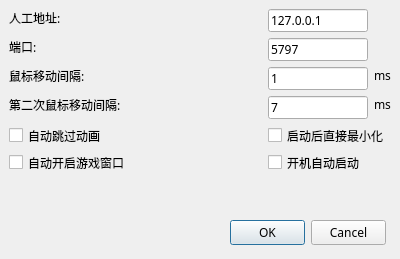
Old version of the form optiondlg.ui in the repository uvbs/mhgamebot.
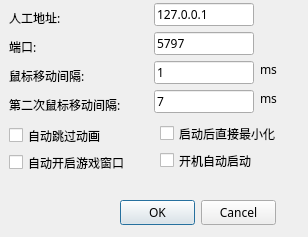
New version of the form.

Commit message: 界面一些改动

What changed in the file:
```diff
--- a/optiondlg.ui
+++ b/optiondlg.ui
@@ -6,8 +6,8 @@
    <rect>
     <x>0</x>
     <y>0</y>
-    <width>400</width>
-    <height>259</height>
+    <width>308</width>
+    <height>237</height>
    </rect>
   </property>
   <property name="font">
@@ -22,8 +22,8 @@
   <widget class="QLineEdit" name="lineEdit_helperaddr">
    <property name="geometry">
     <rect>
-     <x>268</x>
-     <y>9</y>
+     <x>154</x>
+     <y>3</y>
      <width>100</width>
      <height>23</height>
     </rect>
@@ -93,8 +93,8 @@
   <widget class="QLineEdit" name="lineEdit_port">
    <property name="geometry">
     <rect>
-     <x>268</x>
-     <y>38</y>
+     <x>154</x>
+     <y>32</y>
      <width>100</width>
      <height>23</height>
     </rect>
@@ -138,8 +138,8 @@
   <widget class="QLineEdit" name="lineEdit">
    <property name="geometry">
     <rect>
-     <x>268</x>
-     <y>67</y>
+     <x>154</x>
+     <y>61</y>
      <width>100</width>
      <height>23</height>
     </rect>
@@ -157,8 +157,8 @@
   <widget class="QLineEdit" name="lineEdit_2">
    <property name="geometry">
     <rect>
-     <x>268</x>
-     <y>96</y>
+     <x>154</x>
+     <y>90</y>
      <width>100</width>
      <height>23</height>
     </rect>
@@ -176,8 +176,8 @@
   <widget class="QLabel" name="label_6">
    <property name="geometry">
     <rect>
-     <x>374</x>
-     <y>96</y>
+     <x>260</x>
+     <y>90</y>
      <width>17</width>
      <height>17</height>
     </rect>
@@ -195,8 +195,8 @@
   <widget class="QCheckBox" name="checkBox_autohide">
    <property name="geometry">
     <rect>
-     <x>268</x>
-     <y>125</y>
+     <x>160</x>
+     <y>123</y>
      <width>119</width>
      <height>21</height>
     </rect>
@@ -208,8 +208,8 @@
   <widget class="QCheckBox" name="checkBox_autorun">
    <property name="geometry">
     <rect>
-     <x>268</x>
-     <y>152</y>
+     <x>160</x>
+     <y>150</y>
      <width>95</width>
      <height>21</height>
     </rect>
@@ -221,8 +221,8 @@
   <widget class="QLabel" name="label_5">
    <property name="geometry">
     <rect>
-     <x>374</x>
-     <y>67</y>
+     <x>260</x>
+     <y>61</y>
      <width>17</width>
      <height>17</height>
     </rect>
@@ -240,8 +240,8 @@
   <widget class="QDialogButtonBox" name="buttonBox">
    <property name="geometry">
     <rect>
-     <x>230</x>
-     <y>220</y>
+     <x>120</x>
+     <y>200</y>
      <width>156</width>
      <height>25</height>
     </rect>
```
The commit also changes 5 other files.
